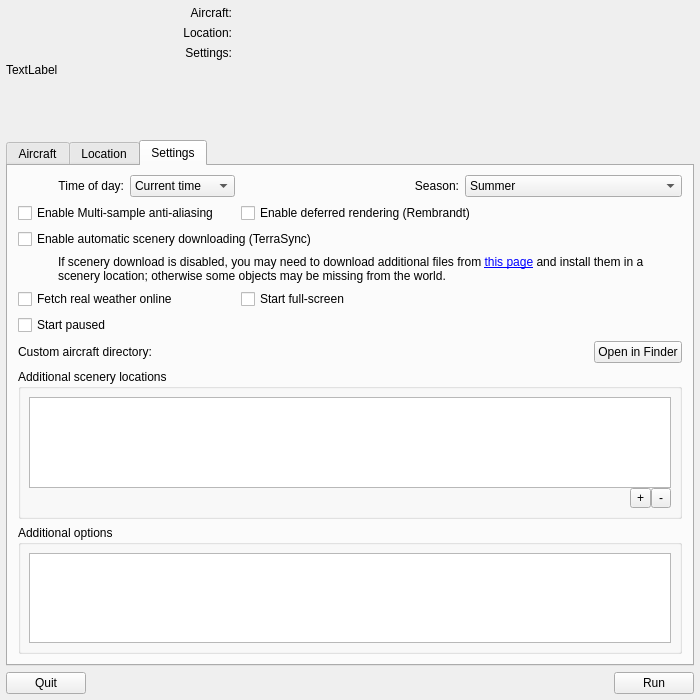
FlightGear/flightgear, file src/GUI/Launcher.ui: the form before one commit.
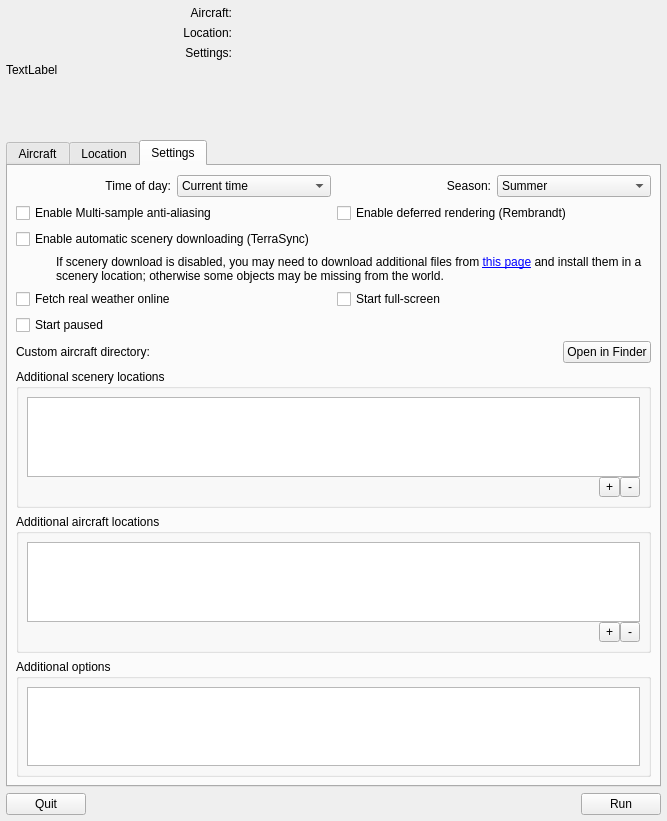
The form after the commit. The open tabs and pages were chosen to show the change. Custom widgets are drawn as their Qt base class.

Commit message:
Aircraft path support in the Qt launcher
- aircraft dirs are re-scanned when the paths change.

What changed in the file:
```diff
--- a/src/GUI/Launcher.ui
+++ b/src/GUI/Launcher.ui
@@ -6,8 +6,8 @@
    <rect>
     <x>0</x>
     <y>0</y>
-    <width>700</width>
-    <height>700</height>
+    <width>667</width>
+    <height>821</height>
    </rect>
   </property>
   <property name="windowTitle">
@@ -373,15 +373,15 @@
       <attribute name="title">
        <string>Settings</string>
       </attribute>
-      <layout class="QGridLayout" name="gridLayout_4">
+      <layout class="QGridLayout" name="gridLayout_5">
        <property name="leftMargin">
-        <number>10</number>
+        <number>8</number>
        </property>
        <property name="rightMargin">
-        <number>10</number>
+        <number>8</number>
        </property>
        <property name="bottomMargin">
-        <number>10</number>
+        <number>8</number>
        </property>
        <item row="0" column="0">
         <layout class="QHBoxLayout" name="horizontalLayout_4">
@@ -441,6 +441,34 @@
          </item>
         </layout>
        </item>
+       <item row="0" column="1">
+        <layout class="QHBoxLayout" name="horizontalLayout_8">
+         <item>
+          <widget class="QLabel" name="label_7">
+           <property name="text">
+            <string>Season:</string>
+           </property>
+           <property name="alignment">
+            <set>Qt::AlignRight|Qt::AlignTrailing|Qt::AlignVCenter</set>
+           </property>
+          </widget>
+         </item>
+         <item>
+          <widget class="QComboBox" name="seasonCombo">
+           <item>
+            <property name="text">
+             <string>Summer</string>
+            </property>
+           </item>
+           <item>
+            <property name="text">
+             <string>Winter</string>
+            </property>
+           </item>
+          </widget>
+         </item>
+        </layout>
+       </item>
        <item row="1" column="0">
         <widget class="QCheckBox" name="msaaCheckbox">
          <property name="text">
@@ -448,7 +476,7 @@
          </property>
         </widget>
        </item>
-       <item row="1" column="1" colspan="2">
+       <item row="1" column="1">
         <widget class="QCheckBox" name="rembrandtCheckbox">
          <property name="text">
           <string>Enable deferred rendering (Rembrandt)</string>
@@ -462,7 +490,7 @@
          </property>
         </widget>
        </item>
-       <item row="3" column="0" colspan="3">
+       <item row="3" column="0" colspan="2">
         <layout class="QHBoxLayout" name="horizontalLayout_7">
          <item>
           <spacer name="horizontalSpacer_2">
@@ -502,6 +530,13 @@
          </property>
         </widget>
        </item>
+       <item row="4" column="1">
+        <widget class="QCheckBox" name="fullScreenCheckbox">
+         <property name="text">
+          <string>Start full-screen</string>
+         </property>
+        </widget>
+       </item>
        <item row="5" column="0">
         <widget class="QCheckBox" name="startPausedCheck">
          <property name="text">
@@ -509,7 +544,28 @@
          </property>
         </widget>
        </item>
-       <item row="7" column="0" colspan="3">
+       <item row="6" column="0" colspan="2">
+        <layout class="QHBoxLayout" name="horizontalLayout_3" stretch="1,0">
+         <item>
+          <widget class="QLabel" name="customAircraftDirLabel">
+           <property name="text">
+            <string>Custom aircraft directory:</string>
+           </property>
+          </widget>
+         </item>
+         <item>
+          <widget class="QPushButton" name="openAircraftDirButton">
+           <property name="text">
+            <string>Open in Finder</string>
+           </property>
+           <property name="autoDefault">
+            <bool>false</bool>
+           </property>
+          </widget>
+         </item>
+        </layout>
+       </item>
+       <item row="7" column="0" colspan="2">
         <widget class="QGroupBox" name="groupBox">
          <property name="title">
           <string>Additional scenery locations</string>
@@ -587,63 +643,85 @@
          </layout>
         </widget>
        </item>
-       <item row="0" column="1" colspan="2">
-        <layout class="QHBoxLayout" name="horizontalLayout_8">
-         <item>
-          <widget class="QLabel" name="label_7">
-           <property name="text">
-            <string>Season:</string>
-           </property>
-           <property name="alignment">
-            <set>Qt::AlignRight|Qt::AlignTrailing|Qt::AlignVCenter</set>
-           </property>
-          </widget>
-         </item>
-         <item>
-          <widget class="QComboBox" name="seasonCombo">
-           <item>
-            <property name="text">
-             <string>Summer</string>
-            </property>
-           </item>
-           <item>
-            <property name="text">
-             <string>Winter</string>
-            </property>
-           </item>
-          </widget>
-         </item>
-        </layout>
-       </item>
-       <item row="4" column="1" colspan="2">
-        <widget class="QCheckBox" name="fullScreenCheckbox">
-         <property name="text">
-          <string>Start full-screen</string>
+       <item row="8" column="0" colspan="2">
+        <widget class="QGroupBox" name="groupBox_3">
+         <property name="title">
+          <string>Additional aircraft locations</string>
          </property>
+         <layout class="QGridLayout" name="gridLayout_4">
+          <property name="leftMargin">
+           <number>8</number>
+          </property>
+          <property name="topMargin">
+           <number>8</number>
+          </property>
+          <property name="rightMargin">
+           <number>8</number>
+          </property>
+          <property name="bottomMargin">
+           <number>8</number>
+          </property>
+          <property name="spacing">
+           <number>0</number>
+          </property>
+          <item row="0" column="0" colspan="3">
+           <widget class="QListWidget" name="aircraftPathsList"/>
+          </item>
+          <item row="1" column="0">
+           <spacer name="horizontalSpacer_4">
+            <property name="orientation">
+             <enum>Qt::Horizontal</enum>
+            </property>
+            <property name="sizeHint" stdset="0">
+             <size>
+              <width>567</width>
+              <height>20</height>
+             </size>
+            </property>
+           </spacer>
+          </item>
+          <item row="1" column="2">
+           <widget class="QToolButton" name="removeAircraftPath">
+            <property name="sizePolicy">
+             <sizepolicy hsizetype="Fixed" vsizetype="Fixed">
+              <horstretch>0</horstretch>
+              <verstretch>0</verstretch>
+             </sizepolicy>
+            </property>
+            <property name="minimumSize">
+             <size>
+              <width>20</width>
+              <height>20</height>
+             </size>
+            </property>
+            <property name="text">
+             <string>-</string>
+            </property>
+           </widget>
+          </item>
+          <item row="1" column="1">
+           <widget class="QToolButton" name="addAircraftPath">
+            <property name="sizePolicy">
+             <sizepolicy hsizetype="Fixed" vsizetype="Fixed">
+              <horstretch>0</horstretch>
+              <verstretch>0</verstretch>
+             </sizepolicy>
+            </property>
+            <property name="minimumSize">
+             <size>
+              <width>20</width>
+              <height>20</height>
+             </size>
+            </property>
+            <property name="text">
+             <string>+</string>
+            </property>
+           </widget>
+          </item>
+         </layout>
         </widget>
        </item>
-       <item row="6" column="0" colspan="3">
-        <layout class="QHBoxLayout" name="horizontalLayout_3" stretch="1,0">
-         <item>
-          <widget class="QLabel" name="customAircraftDirLabel">
-           <property name="text">
-            <string>Custom aircraft directory:</string>
-           </property>
-          </widget>
-         </item>
-         <item>
-          <widget class="QPushButton" name="openAircraftDirButton">
-           <property name="text">
-            <string>Open in Finder</string>
-           </property>
-           <property name="autoDefault">
-            <bool>false</bool>
-           </property>
-          </widget>
-         </item>
-        </layout>
-       </item>
-       <item row="8" column="0" colspan="3">
+       <item row="9" column="0" colspan="2">
         <widget class="QGroupBox" name="groupBox_2">
          <property name="title">
           <string>Additional options</string>
@@ -662,8 +740,7 @@
            <number>8</number>
           </property>
           <item>
-           <widget class="QPlainTextEdit" name="commandLineArgs">
-           </widget>
+           <widget class="QPlainTextEdit" name="commandLineArgs"/>
           </item>
          </layout>
         </widget>
```
Left out of the diff: 6 changed lines with no effect on the pictures. The commit also changes 4 other files.
